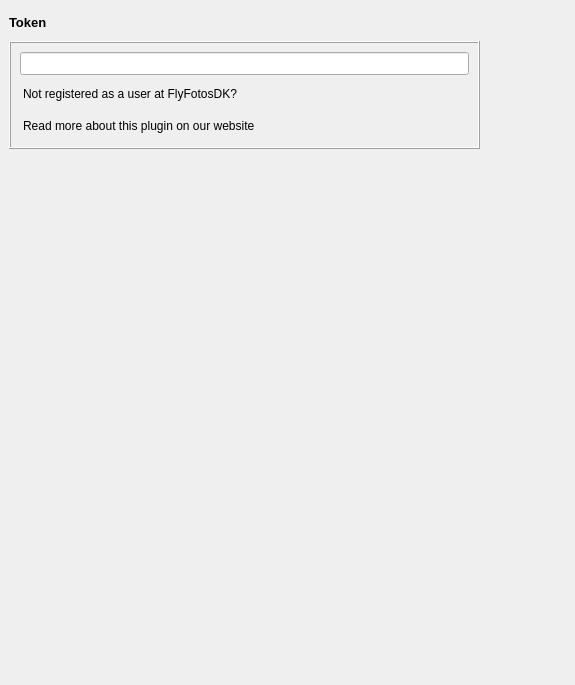
First picture: the form in FlyFotosDK/flyfotosSettings/flyfotos_settings.ui, repository JO-Informatik-ApS/FlyFotosDK4QGIS, before the edit.
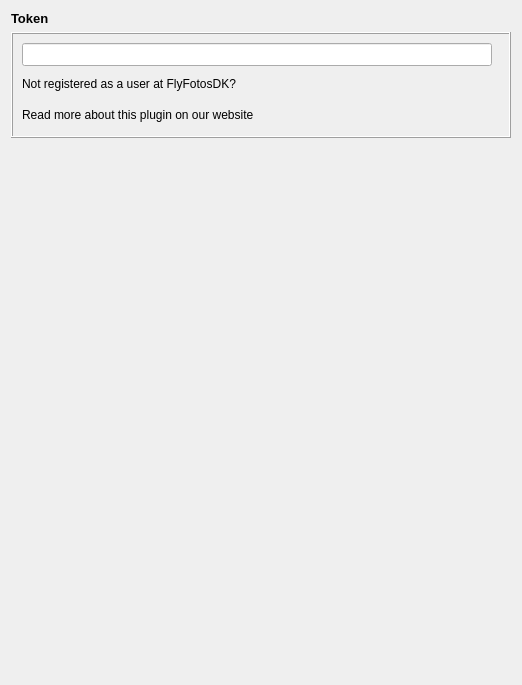
Second picture: the form after the edit.

Commit message: Layout and filter improvements, fixed token check

The edit to the form file:
```diff
--- a/FlyFotosDK/flyfotosSettings/flyfotos_settings.ui
+++ b/FlyFotosDK/flyfotosSettings/flyfotos_settings.ui
@@ -6,7 +6,7 @@
    <rect>
     <x>0</x>
     <y>0</y>
-    <width>575</width>
+    <width>512</width>
     <height>685</height>
    </rect>
   </property>
@@ -25,15 +25,9 @@
   <property name="windowTitle">
    <string>Flyfotos Settings</string>
   </property>
-  <widget class="QLabel" name="labelFlyFotosTokenName">
-   <property name="geometry">
-    <rect>
-     <x>9</x>
-     <y>9</y>
-     <width>48</width>
-     <height>26</height>
-    </rect>
-   </property>
+  <layout class="QFormLayout" name="formLayout_2">
+   <item row="0" column="0">
+    <widget class="QLabel" name="label_flyFotos_token_name">
    <property name="font">
     <font>
      <family>Arial</family>
@@ -49,24 +43,18 @@
     <number>5</number>
    </property>
   </widget>
+   </item>
+   <item row="1" column="0" colspan="2">
   <widget class="QFrame" name="frameToken">
-   <property name="geometry">
-    <rect>
-     <x>9</x>
-     <y>41</y>
-     <width>471</width>
-     <height>108</height>
-    </rect>
-   </property>
    <property name="minimumSize">
     <size>
-     <width>400</width>
+       <width>500</width>
      <height>0</height>
     </size>
    </property>
    <property name="maximumSize">
     <size>
-     <width>1000</width>
+       <width>0</width>
      <height>16777215</height>
     </size>
    </property>
@@ -76,23 +64,18 @@
    <property name="frameShadow">
     <enum>QFrame::Raised</enum>
    </property>
-   <layout class="QGridLayout" name="gridLayout">
+     <layout class="QFormLayout" name="formLayout">
     <item row="0" column="0">
-     <layout class="QHBoxLayout" name="horizontalLayout">
-      <property name="spacing">
-       <number>10</number>
-      </property>
-      <item>
-       <widget class="QLineEdit" name="lineEditFlyfotosToken">
+       <widget class="QLineEdit" name="line_edit_flyfotos_token">
         <property name="minimumSize">
          <size>
-          <width>400</width>
+          <width>470</width>
           <height>0</height>
          </size>
         </property>
         <property name="maximumSize">
          <size>
-          <width>1000</width>
+          <width>0</width>
           <height>16777215</height>
          </size>
         </property>
@@ -103,17 +86,9 @@
          </font>
         </property>
        </widget>
-      </item>
-     </layout>
     </item>
     <item row="1" column="0">
-     <layout class="QHBoxLayout" name="horizontalLayoutRegister">
-      <property name="spacing">
-       <number>1</number>
-      </property>
-      <property name="leftMargin">
-       <number>3</number>
-      </property>
+       <layout class="QHBoxLayout" name="horizontalLayout">
       <property name="topMargin">
        <number>5</number>
       </property>
@@ -121,7 +96,7 @@
        <number>5</number>
       </property>
       <item>
-       <widget class="QLabel" name="labelInfoRegister">
+         <widget class="QLabel" name="label_info_register">
         <property name="font">
          <font>
           <pointsize>9</pointsize>
@@ -136,7 +111,7 @@
        </widget>
       </item>
       <item>
-       <widget class="QLabel" name="labelLinkRegister">
+         <widget class="QLabel" name="label_link_register">
         <property name="minimumSize">
          <size>
           <width>0</width>
@@ -172,15 +147,12 @@
      </layout>
     </item>
     <item row="2" column="0">
-     <layout class="QHBoxLayout" name="horizontalLayoutReadMore">
+       <layout class="QHBoxLayout" name="horizontalLayout_2">
       <property name="spacing">
-       <number>1</number>
-      </property>
-      <property name="leftMargin">
-       <number>3</number>
+         <number>2</number>
       </property>
       <property name="topMargin">
-       <number>5</number>
+         <number>6</number>
       </property>
       <property name="bottomMargin">
        <number>5</number>
@@ -223,6 +195,9 @@
         <property name="text">
          <string/>
         </property>
+          <property name="indent">
+           <number>-1</number>
+          </property>
         <property name="openExternalLinks">
          <bool>true</bool>
         </property>
@@ -232,6 +207,8 @@
     </item>
    </layout>
   </widget>
+   </item>
+  </layout>
  </widget>
  <resources/>
  <connections/>
```
Left out of the diff: 8 changed lines with no effect on the pictures. Lines whose indentation alone changed are shown as unchanged. The commit also changes 6 other files.
